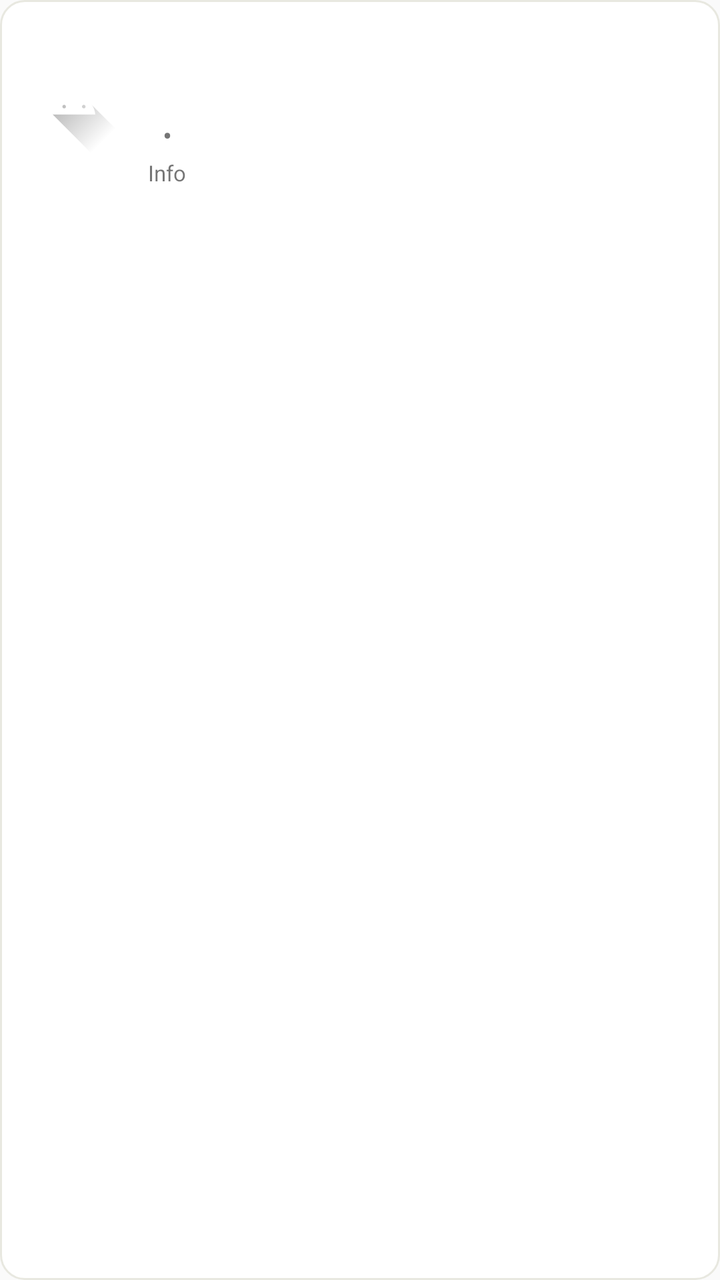
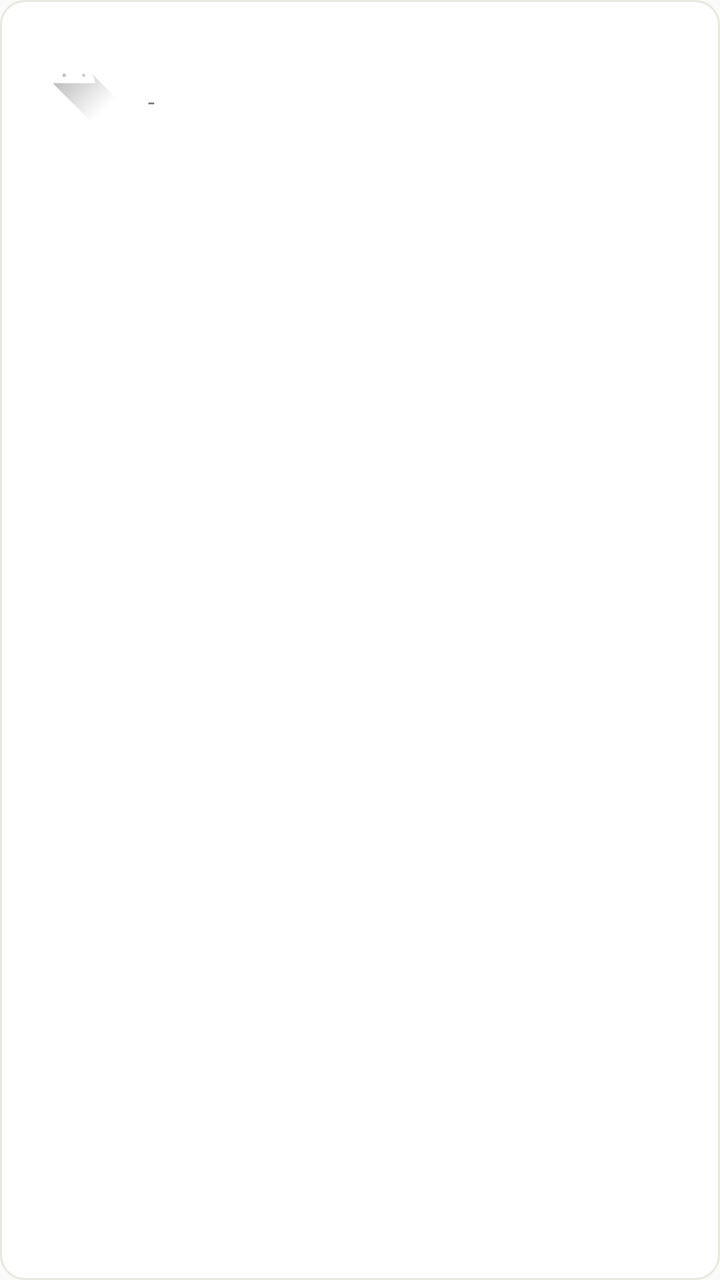

Two renders of the same Android screen: before a commit and after it. Below are the layout's source before the change and the commit's diff.
<!-- AndroidManifest.xml: application theme Theme.ThesisUIResearch -->
<!-- res/layout/item_variant2.xml -->
<?xml version="1.0" encoding="utf-8"?>
<FrameLayout xmlns:android="http://schemas.android.com/apk/res/android"
    xmlns:tools="http://schemas.android.com/tools"
    android:layout_width="match_parent"
    android:layout_height="wrap_content"
    android:padding="12dp"
    android:background="@drawable/bg_item_rounded">

    <LinearLayout
        android:layout_width="match_parent"
        android:layout_height="wrap_content"
        android:orientation="horizontal"
        android:gravity="center_vertical"
        tools:ignore="UselessParent">

        <ImageView
            android:id="@+id/imgProduct"
            android:layout_width="50dp"
            android:layout_height="50dp"
            android:src="@drawable/ic_launcher_foreground"
            android:scaleType="centerCrop"
            android:contentDescription="@string/app_name" />

        <LinearLayout
            android:layout_width="0dp"
            android:layout_height="wrap_content"
            android:layout_weight="1"
            android:layout_marginStart="12dp"
            android:orientation="vertical">

            
            <LinearLayout
                android:layout_width="match_parent"
                android:layout_height="wrap_content"
                android:orientation="vertical"
                tools:ignore="UselessParent">

                
                <LinearLayout
                    android:layout_width="match_parent"
                    android:layout_height="wrap_content"
                    android:orientation="vertical">

                    <TextView
                        android:id="@+id/tvProductName"
                        android:layout_width="match_parent"
                        android:layout_height="wrap_content"
                        android:textSize="16sp"
                        android:textStyle="bold"
                        android:maxLines="2"
                        android:ellipsize="end"
                        android:textColor="@color/text_primary"/>

                    <TextView
                        android:id="@+id/tvCategory"
                        android:layout_width="match_parent"
                        android:layout_height="wrap_content"
                        android:textSize="12sp"
                        android:layout_marginTop="2dp"
                        android:textColor="@color/text_secondary"/>
                </LinearLayout>

                
                <LinearLayout
                    android:layout_width="wrap_content"
                    android:layout_height="wrap_content"
                    android:orientation="vertical"
                    android:layout_marginTop="6dp">

                    <LinearLayout
                        android:layout_width="wrap_content"
                        android:layout_height="wrap_content"
                        android:orientation="horizontal">

                        <TextView
                            android:id="@+id/tvPrice"
                            android:layout_width="wrap_content"
                            android:layout_height="wrap_content"
                            android:textSize="14sp"
                            android:textStyle="bold"
                            android:textColor="@color/text_primary"/>

                        <TextView
                            android:layout_width="wrap_content"
                            android:layout_height="wrap_content"
                            android:text=" • "
                            android:layout_marginStart="4dp"
                            tools:ignore="HardcodedText" />

                        <TextView
                            android:id="@+id/tvStock"
                            android:layout_width="wrap_content"
                            android:layout_height="wrap_content"
                            android:textSize="12sp"/>
                    </LinearLayout>

                    
                    <TextView
                        android:layout_width="wrap_content"
                        android:layout_height="wrap_content"
                        android:text="Info"
                        android:textSize="11sp"
                        android:layout_marginTop="2dp"
                        tools:ignore="HardcodedText" />
                </LinearLayout>

            </LinearLayout>

        </LinearLayout>

    </LinearLayout>

</FrameLayout>
<!-- resources referenced by this layout -->
<resources>
  <color name="text_primary">#1A1A1A</color>
  <color name="text_secondary">#757575</color>
  <!-- drawable bg_item_rounded (drawable) -->
  <?xml version="1.0" encoding="utf-8"?>
  <shape xmlns:android="http://schemas.android.com/apk/res/android"
      android:shape="rectangle">
  
      <solid android:color="@color/card_background" />
  
      <corners android:radius="12dp" />
  
      <stroke
          android:width="1dp"
          android:color="@color/item_border" />
  
  </shape>
  <!-- drawable ic_launcher_foreground (drawable) -->
  <vector xmlns:android="http://schemas.android.com/apk/res/android"
      xmlns:aapt="http://schemas.android.com/aapt"
      android:width="108dp"
      android:height="108dp"
      android:viewportWidth="108"
      android:viewportHeight="108">
      <path android:pathData="M31,63.928c0,0 6.4,-11 12.1,-13.1c7.2,-2.6 26,-1.4 26,-1.4l38.1,38.1L107,108.928l-32,-1L31,63.928z">
          <aapt:attr name="android:fillColor">
              <gradient
                  android:endX="85.84757"
                  android:endY="92.4963"
                  android:startX="42.9492"
                  android:startY="49.59793"
                  android:type="linear">
                  <item
                      android:color="#44000000"
                      android:offset="0.0" />
                  <item
                      android:color="#00000000"
                      android:offset="1.0" />
              </gradient>
          </aapt:attr>
      </path>
      <path
          android:fillColor="#FFFFFF"
          android:fillType="nonZero"
          android:pathData="M65.3,45.828l3.8,-6.6c0.2,-0.4 0.1,-0.9 -0.3,-1.1c-0.4,-0.2 -0.9,-0.1 -1.1,0.3l-3.9,6.7c-6.3,-2.8 -13.4,-2.8 -19.7,0l-3.9,-6.7c-0.2,-0.4 -0.7,-0.5 -1.1,-0.3C38.8,38.328 38.7,38.828 38.9,39.228l3.8,6.6C36.2,49.428 31.7,56.028 31,63.928h46C76.3,56.028 71.8,49.428 65.3,45.828zM43.4,57.328c-0.8,0 -1.5,-0.5 -1.8,-1.2c-0.3,-0.7 -0.1,-1.5 0.4,-2.1c0.5,-0.5 1.4,-0.7 2.1,-0.4c0.7,0.3 1.2,1 1.2,1.8C45.3,56.528 44.5,57.328 43.4,57.328L43.4,57.328zM64.6,57.328c-0.8,0 -1.5,-0.5 -1.8,-1.2s-0.1,-1.5 0.4,-2.1c0.5,-0.5 1.4,-0.7 2.1,-0.4c0.7,0.3 1.2,1 1.2,1.8C66.5,56.528 65.6,57.328 64.6,57.328L64.6,57.328z"
          android:strokeWidth="1"
          android:strokeColor="#00000000" />
  </vector>
  <string name="app_name">ThesisUIResearch</string>
  <style name="Theme.ThesisUIResearch" parent="Theme.AppCompat.Light.NoActionBar" />
  <color name="card_background">#FFFFFF</color>
  <color name="item_border">#E8E8E0</color>
</resources>

<!-- the commit's change to res/layout/item_variant2.xml (unified diff, before → after) -->
@@ -1,108 +1,74 @@
 <?xml version="1.0" encoding="utf-8"?>
 <FrameLayout xmlns:android="http://schemas.android.com/apk/res/android"
-    xmlns:tools="http://schemas.android.com/tools"
     android:layout_width="match_parent"
     android:layout_height="wrap_content"
     android:padding="12dp"
     android:background="@drawable/bg_item_rounded">
 
     <LinearLayout
+        android:orientation="horizontal"
         android:layout_width="match_parent"
         android:layout_height="wrap_content"
-        android:orientation="horizontal"
-        android:gravity="center_vertical"
-        tools:ignore="UselessParent">
+        android:gravity="center_vertical">
 
+        
         <ImageView
             android:id="@+id/imgProduct"
             android:layout_width="50dp"
             android:layout_height="50dp"
             android:src="@drawable/ic_launcher_foreground"
             android:scaleType="centerCrop"
-            android:contentDescription="@string/app_name" />
+            android:contentDescription="@string/app_name"/>
 
+        
         <LinearLayout
-            android:layout_width="0dp"
+            android:orientation="vertical"
+            android:layout_width="wrap_content"
             android:layout_height="wrap_content"
-            android:layout_weight="1"
-            android:layout_marginStart="12dp"
-            android:orientation="vertical">
+            android:layout_marginStart="12dp">
 
             
-            <LinearLayout
+            <TextView
+                android:id="@+id/tvProductName"
                 android:layout_width="match_parent"
                 android:layout_height="wrap_content"
-                android:orientation="vertical"
-                tools:ignore="UselessParent">
+                android:textSize="16sp"
+                android:textStyle="bold"
+                android:maxLines="2"
+                android:ellipsize="end"
+                android:textColor="@color/text_primary"/>
+
+            <LinearLayout
+                android:layout_width="wrap_content"
+                android:layout_height="wrap_content"
+                android:orientation="horizontal">
 
                 
-                <LinearLayout
+                <TextView
+                    android:id="@+id/tvCategory"
                     android:layout_width="match_parent"
                     android:layout_height="wrap_content"
-                    android:orientation="vertical">
+                    android:textSize="12sp"
+                    android:layout_marginTop="2dp"
+                    android:textColor="@color/text_secondary"/>
 
-                    <TextView
-                        android:id="@+id/tvProductName"
-                        android:layout_width="match_parent"
-                        android:layout_height="wrap_content"
-                        android:textSize="16sp"
-                        android:textStyle="bold"
-                        android:maxLines="2"
-                        android:ellipsize="end"
-                        android:textColor="@color/text_primary"/>
-
-                    <TextView
-                        android:id="@+id/tvCategory"
-                        android:layout_width="match_parent"
-                        android:layout_height="wrap_content"
-                        android:textSize="12sp"
-                        android:layout_marginTop="2dp"
-                        android:textColor="@color/text_secondary"/>
-                </LinearLayout>
+                <TextView
+                    android:layout_width="match_parent"
+                    android:layout_height="wrap_content"
+                    android:text="-"
+                    android:textSize="12sp"
+                    android:layout_marginTop="2dp"
+                    android:textColor="@color/text_secondary"/>
 
                 
-                <LinearLayout
+                <TextView
+                    android:id="@+id/tvPrice"
                     android:layout_width="wrap_content"
                     android:layout_height="wrap_content"
-                    android:orientation="vertical"
-                    android:layout_marginTop="6dp">
-
-                    <LinearLayout
-                        android:layout_width="wrap_content"
-                        android:layout_height="wrap_content"
-                        android:orientation="horizontal">
-
-                        <TextView
-                            android:id="@+id/tvPrice"
-                            android:layout_width="wrap_content"
-                            android:layout_height="wrap_content"
-                            android:textSize="14sp"
-                            android:textStyle="bold"
-                            android:textColor="@color/text_primary"/>
-
-                        <TextView
-                            android:layout_width="wrap_content"
-                            android:layout_height="wrap_content"
-                            android:text=" • "
-                            android:layout_marginStart="4dp"
-                            tools:ignore="HardcodedText" />
-
-                        <TextView
-                            android:id="@+id/tvStock"
-                            android:layout_width="wrap_content"
-                            android:layout_height="wrap_content"
-                            android:textSize="12sp"/>
-                    </LinearLayout>
-
-                    
-                    <TextView
-                        android:layout_width="wrap_content"
-                        android:layout_height="wrap_content"
-                        android:text="Info"
-                        android:textSize="11sp"
-                        android:layout_marginTop="2dp"
-                        tools:ignore="HardcodedText" />
-                </LinearLayout>
+                    android:textSize="14sp"
+                    android:textStyle="bold"
+                    android:textColor="@color/text_primary"
+                    android:paddingStart="5dp"/>
 
             </LinearLayout>
 
